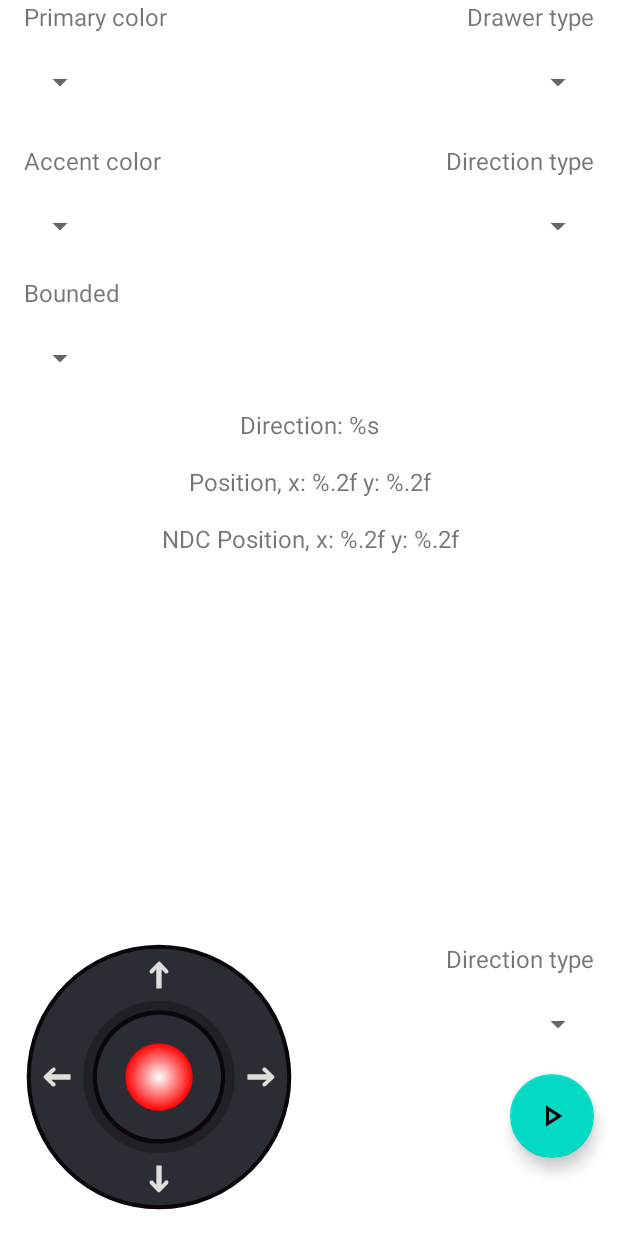
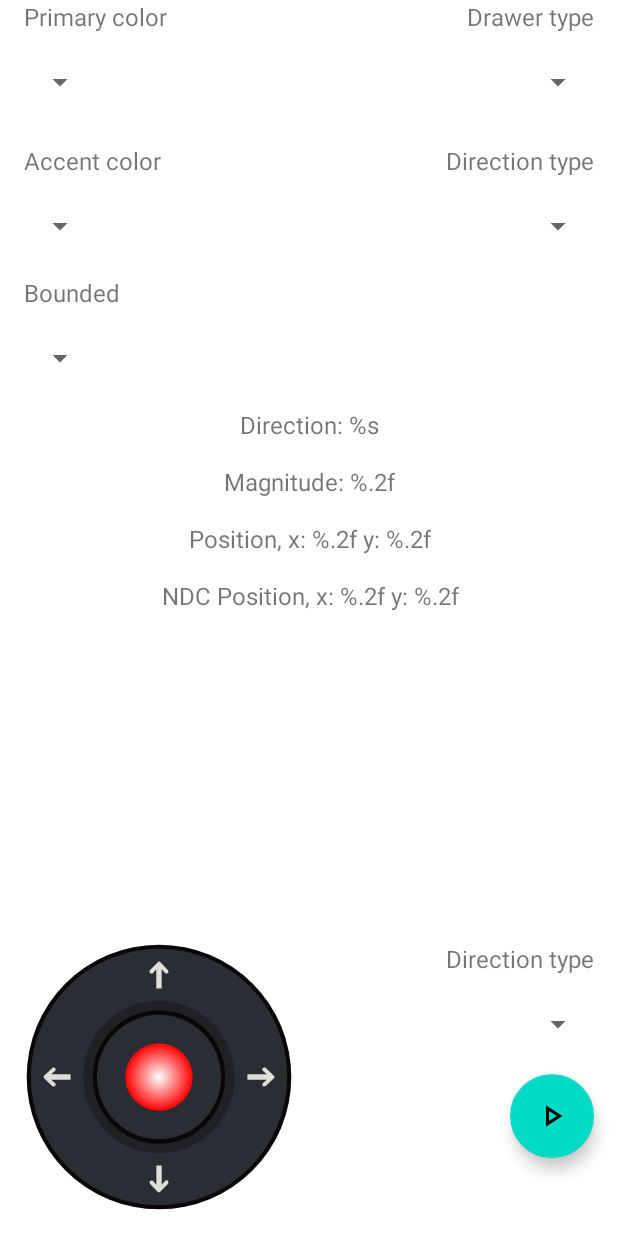
Before and after one commit to yoimerdr/AndroidVirtualJoystick, an Android app: the layout activity_main.xml on its own in the app's theme, with its tools: preview values and no code run, on a phone screen of 412 x 824 dp. Run offline under Robolectric (Android 15) with nearby library versions, the phone set to English and light mode, and no system bars.

Commit message:
chore: update demo

```diff
--- a/app/src/main/res/layout/activity_main.xml
+++ b/app/src/main/res/layout/activity_main.xml
@@ -25,9 +25,9 @@
         android:layout_marginTop="16dp"
         android:text="@string/joystick_position"
         android:textSize="16sp"
-        app:layout_constraintEnd_toEndOf="@+id/tvDirection"
-        app:layout_constraintStart_toStartOf="@+id/tvDirection"
-        app:layout_constraintTop_toBottomOf="@+id/tvDirection" />
+        app:layout_constraintEnd_toEndOf="@+id/tvMagnitude"
+        app:layout_constraintStart_toStartOf="@+id/tvMagnitude"
+        app:layout_constraintTop_toBottomOf="@+id/tvMagnitude" />
 
     <TextView
         android:id="@+id/tvNdcPosition"
@@ -39,6 +39,17 @@
         app:layout_constraintEnd_toEndOf="@+id/tvPosition"
         app:layout_constraintStart_toStartOf="@+id/tvPosition"
         app:layout_constraintTop_toBottomOf="@+id/tvPosition" />
+
+    <TextView
+        android:id="@+id/tvMagnitude"
+        android:layout_width="wrap_content"
+        android:layout_height="wrap_content"
+        android:layout_marginTop="16dp"
+        android:text="@string/joystick_magnitude"
+        android:textSize="16sp"
+        app:layout_constraintEnd_toEndOf="@+id/tvDirection"
+        app:layout_constraintStart_toStartOf="@+id/tvDirection"
+        app:layout_constraintTop_toBottomOf="@+id/tvDirection" />
 
     <com.yoimerdr.android.virtualjoystick.views.JoystickView
         android:id="@+id/vJoystick"
@@ -177,7 +188,7 @@
         android:layout_marginTop="8dp"
         android:clickable="true"
         android:focusable="true"
-        android:contentDescription="Start move action"
+        android:contentDescription="@string/joystick_move_action"
         app:layout_constraintEnd_toEndOf="@+id/spnForceDirection"
         app:layout_constraintTop_toBottomOf="@+id/spnForceDirection"
         app:srcCompat="@drawable/outline_play_arrow_24" />
--- a/app/src/main/res/values/strings.xml
+++ b/app/src/main/res/values/strings.xml
@@ -9,4 +9,5 @@
     <string name="joystick_drawer_type">Drawer type</string>
     <string name="joystick_bounded">Bounded</string>
     <string name="joystick_move_action">Start move action</string>
+    <string name="joystick_magnitude">Magnitude: %.2f</string>
 </resources>
```
Also changed, not shown: app/src/main/java/com/yoimerdr/android/virtualjoystick/MainActivity.kt (+13 -1 lines), 1 other file.
